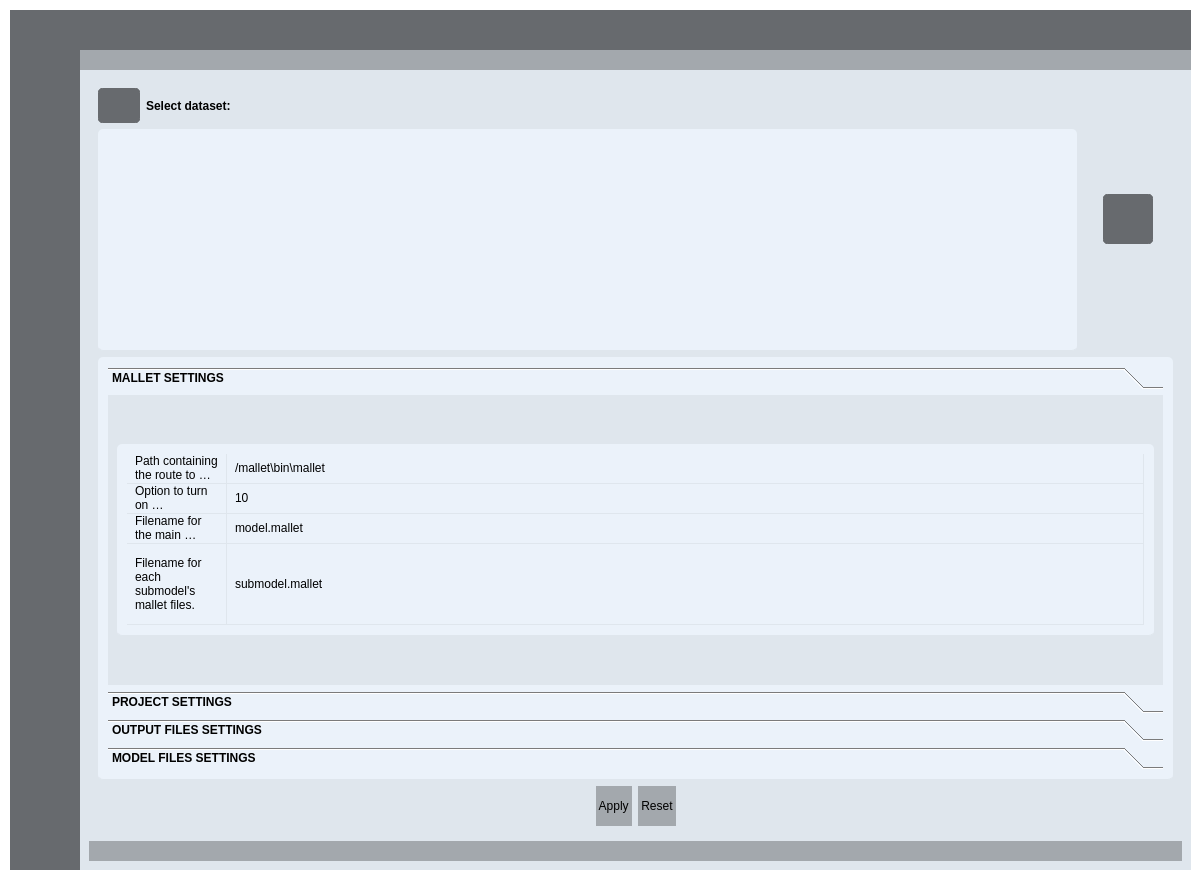
IntelCompH2020/musical-spoon, file hierarchical_topic_model/UIS/musicalSpoonV1.ui: the form before one commit.
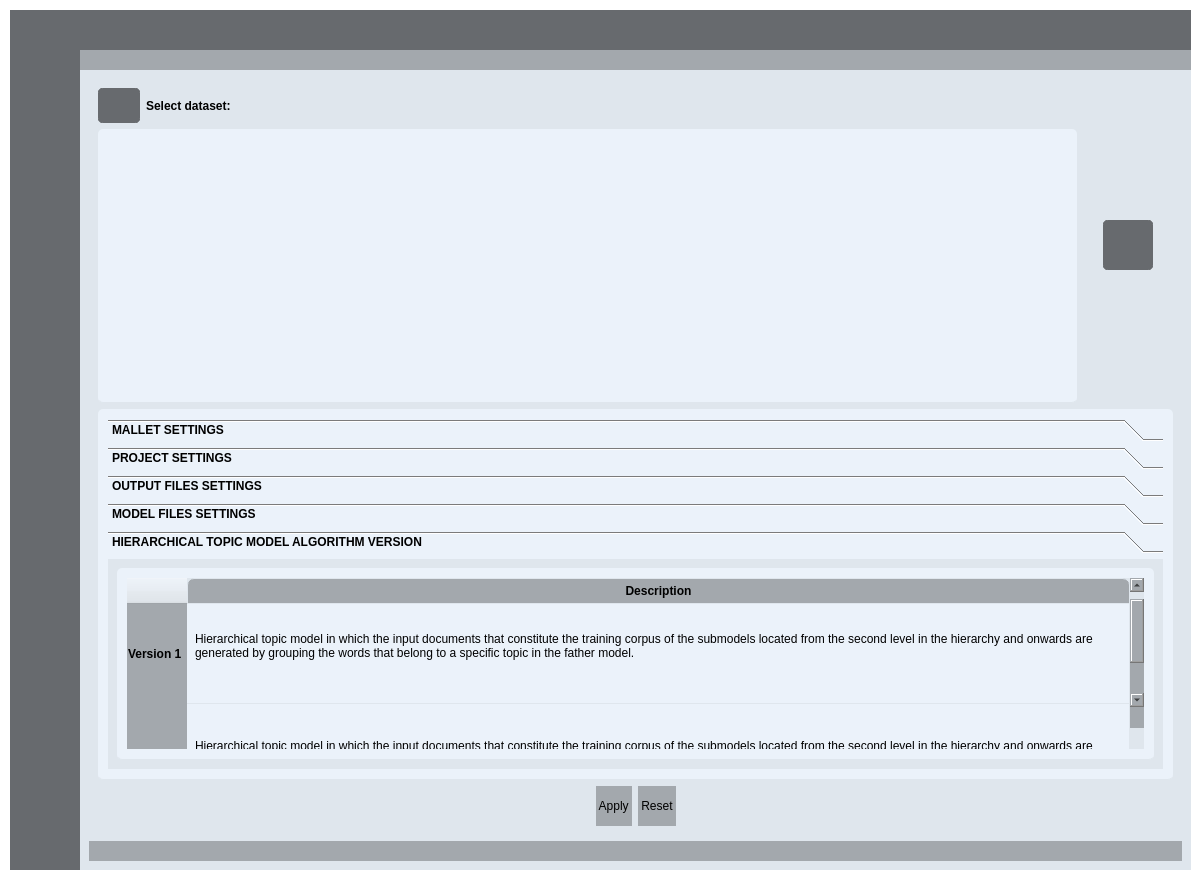
The form after the commit. The open tabs and pages were chosen to show the change. Icons and pictures are not drawn.

Commit message: Added descriptions v1/v2 to UIS. Corrected error when deleting with V2. TODO: Change submodel name to include threshold.

Diff of the .ui file:
```diff
--- a/hierarchical_topic_model/UIS/musicalSpoonV1.ui
+++ b/hierarchical_topic_model/UIS/musicalSpoonV1.ui
@@ -1599,7 +1599,7 @@
                              <x>0</x>
                              <y>0</y>
                              <width>1051</width>
-                             <height>306</height>
+                             <height>293</height>
                             </rect>
                            </property>
                            <attribute name="label">
@@ -2466,6 +2466,135 @@
                             </item>
                            </layout>
                           </widget>
+                          <widget class="QWidget" name="PagHTM">
+                           <attribute name="label">
+                            <string>HIERARCHICAL TOPIC MODEL ALGORITHM VERSION</string>
+                           </attribute>
+                           <layout class="QHBoxLayout" name="horizontalLayout">
+                            <item>
+                             <widget class="QTableWidget" name="tableWidgetHTMVersion">
+                              <property name="styleSheet">
+                               <string notr="true">QTableWidget {	
+	background-color: rgb(235, 242, 250);
+	padding: 10px;
+	border-radius: 5px;
+	gridline-color: #DFE6ED;
+	border-bottom: 1px solid #DFE6ED;
+}
+QTableWidget::item{
+	border-color: #DFE6ED;
+	padding-left: 5px;
+	padding-right: 5px;
+	gridline-color: #DFE6ED;
+}
+QTableWidget::item:selected{
+	background-color: #C7CDDA;
+}
+QScrollBar:horizontal {
+    border: none;
+    background: #A3A8AD;
+    height: 14px;
+    margin: 0px 21px 0 21px;
+	border-radius: 0px;
+}
+ QScrollBar:vertical {
+	border: none;
+    background: #A3A8AD;
+    width: 14px;
+    margin: 21px 0 21px 0;
+	border-radius: 0px;
+ }
+QHeaderView::section{
+	Background-color: #A3A8AD;
+	max-width: 30px;
+	border: 1px solid #A3A8AD;
+	border-style: none;
+    border-bottom: 1px solid #DFE6ED;
+    border-right: 1px solid #DFE6ED;
+}
+QTableWidget::horizontalHeader {	
+	background-color: #A3A8AD;
+}
+QHeaderView::section:horizontal
+{
+    border: 1px solid #DFE6ED;
+	background-color: #A3A8AD;
+	padding: 3px;
+	border-top-left-radius: 7px;
+    border-top-right-radius: 7px;
+}
+QHeaderView::section:vertical
+{
+    border: 1px solid #A3A8AD;
+}
+</string>
+                              </property>
+                              <attribute name="horizontalHeaderStretchLastSection">
+                               <bool>true</bool>
+                              </attribute>
+                              <attribute name="verticalHeaderCascadingSectionResizes">
+                               <bool>false</bool>
+                              </attribute>
+                              <attribute name="verticalHeaderDefaultSectionSize">
+                               <number>100</number>
+                              </attribute>
+                              <attribute name="verticalHeaderStretchLastSection">
+                               <bool>true</bool>
+                              </attribute>
+                              <row>
+                               <property name="text">
+                                <string>Version 1</string>
+                               </property>
+                               <property name="font">
+                                <font>
+                                 <weight>75</weight>
+                                 <bold>true</bold>
+                                </font>
+                               </property>
+                              </row>
+                              <row>
+                               <property name="text">
+                                <string>Version 2</string>
+                               </property>
+                               <property name="font">
+                                <font>
+                                 <weight>75</weight>
+                                 <bold>true</bold>
+                                </font>
+                               </property>
+                              </row>
+                              <column>
+                               <property name="text">
+                                <string>Description</string>
+                               </property>
+                               <property name="font">
+                                <font>
+                                 <weight>75</weight>
+                                 <bold>true</bold>
+                                </font>
+                               </property>
+                              </column>
+                              <item row="0" column="0">
+                               <property name="text">
+                                <string>Hierarchical topic model in which the input documents that constitute the training corpus of the submodels located from the second level in the hierarchy and onwards are generated by grouping the words that belong to a specific topic in the father model.
+</string>
+                               </property>
+                               <property name="flags">
+                                <set>ItemIsSelectable|ItemIsDragEnabled|ItemIsDropEnabled|ItemIsUserCheckable|ItemIsEnabled</set>
+                               </property>
+                              </item>
+                              <item row="1" column="0">
+                               <property name="text">
+                                <string>Hierarchical topic model in which the input documents that constitute the training corpus of the submodels located from the second level in the hierarchy and onwards are generated by grouping those documents' words from the original in which the representation of a specific topic in the father model reaches a certain threshold.</string>
+                               </property>
+                               <property name="flags">
+                                <set>ItemIsSelectable|ItemIsDragEnabled|ItemIsDropEnabled|ItemIsUserCheckable|ItemIsEnabled</set>
+                               </property>
+                              </item>
+                             </widget>
+                            </item>
+                           </layout>
+                          </widget>
                          </widget>
                         </item>
                         <item>
```
Left out of the diff: 8 changed lines with no effect on the pictures. The commit also changes 6 other files.
